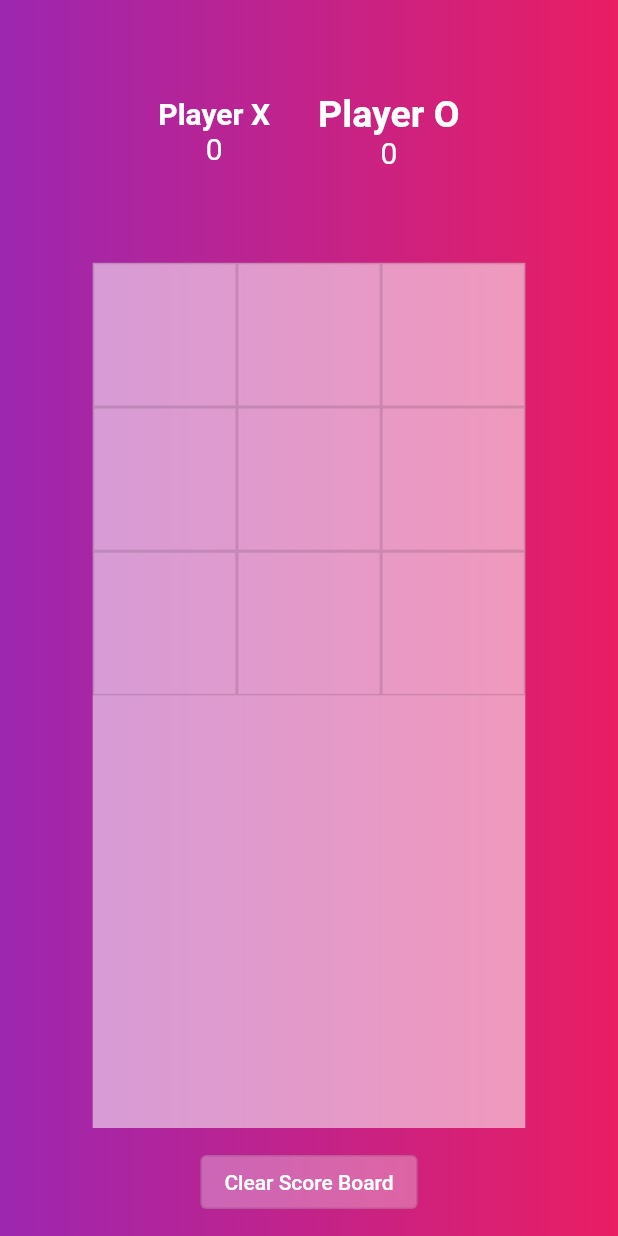
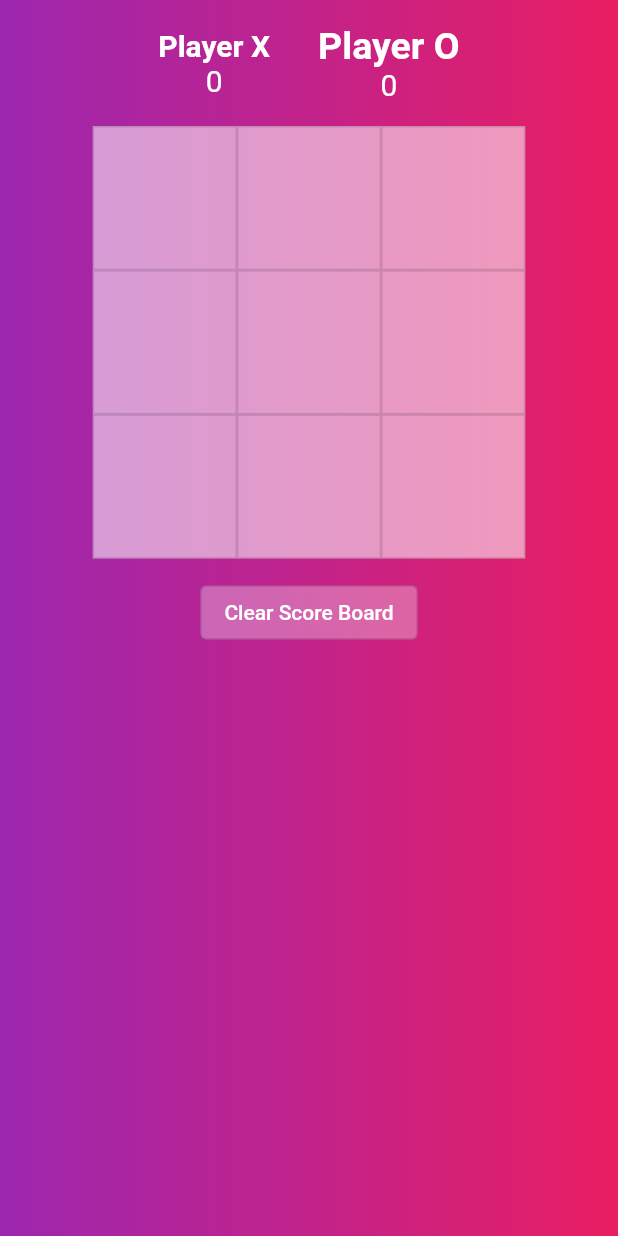
Before and after one commit to bansalgaurav852/Tic-Tac-Toe, a Flutter app: the screen it shows after launch, on a phone screen of 412 x 824 dp. Run offline on Flutter 3.47's test engine with Material 2 defaults, Android fonts, the phone set to English and light mode, and no system bars.

Commit message:
fix pixel overflow in windows

```diff
--- a/lib/main.dart
+++ b/lib/main.dart
@@ -35,23 +35,26 @@ class _HomePageState extends State<HomePage> {
 
   @override
   Widget build(BuildContext context) {
-    double width = kIsWeb
+    double width =
+        kIsWeb || Platform.isWindows || Platform.isLinux || Platform.isMacOS
             ? MediaQuery.sizeOf(context).height
             : MediaQuery.sizeOf(context).width;
     double height = MediaQuery.sizeOf(context).height;
     return Scaffold(
       backgroundColor: Colors.black,
       body: Container(
+        height: height,
         decoration: const BoxDecoration(
             gradient: LinearGradient(
                 // begin: Alignment.topRight,
                 // end: Alignment.bottomLeft,
                 tileMode: TileMode.decal,
                 colors: [Colors.purple, Colors.pink])),
+        child: SingleChildScrollView(
           child: Column(
+            mainAxisAlignment: MainAxisAlignment.spaceEvenly,
             children: <Widget>[
-            Expanded(
-              child: Row(
+              Row(
                 mainAxisAlignment: MainAxisAlignment.center,
                 children: <Widget>[
                   Container(
@@ -95,17 +98,17 @@ class _HomePageState extends State<HomePage> {
                   ),
                 ],
               ),
-            ),
               Container(
                 width: width * 0.7,
-              height: height * 0.7,
+                // height: height * 0.7,
                 margin: const EdgeInsets.symmetric(horizontal: 12),
                 decoration: const BoxDecoration(color: Colors.white54),
                 child: GridView.builder(
                     padding: EdgeInsets.zero,
                     shrinkWrap: true,
                     itemCount: 9,
-                  gridDelegate: const SliverGridDelegateWithFixedCrossAxisCount(
+                    gridDelegate:
+                        const SliverGridDelegateWithFixedCrossAxisCount(
                             crossAxisCount: 3),
                     itemBuilder: (BuildContext context, int index) {
                       return GestureDetector(
@@ -146,6 +149,7 @@ class _HomePageState extends State<HomePage> {
               ),
               SizedBox(height: 12),
             ],
+          ),
         ),
       ),
     );
```
Lines whose indentation alone changed are shown as unchanged.
